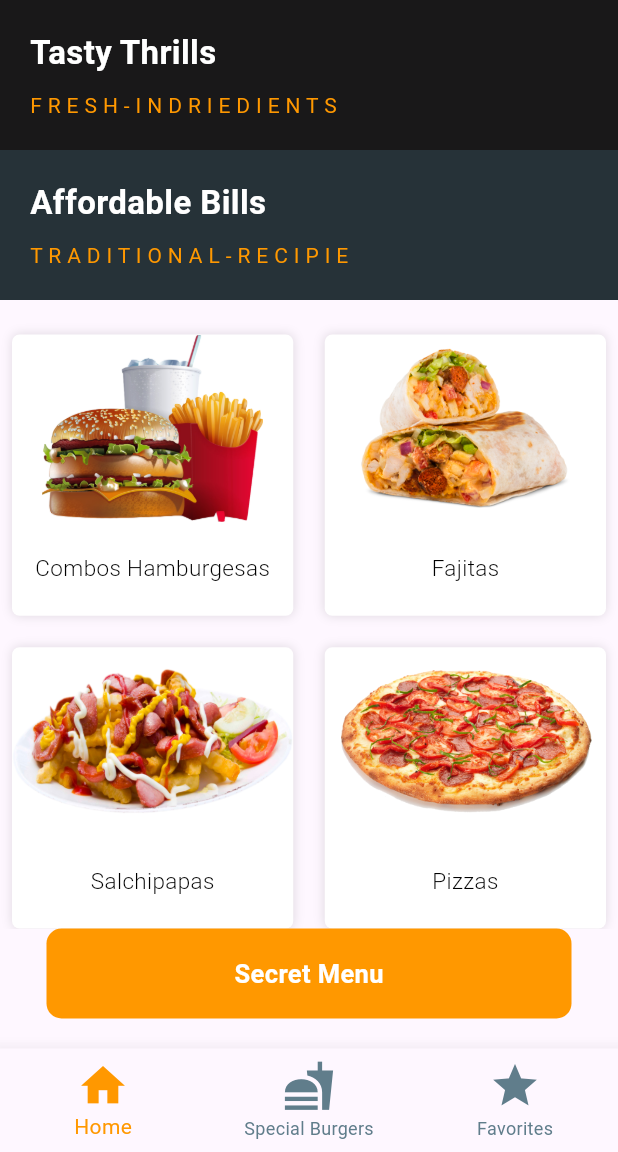
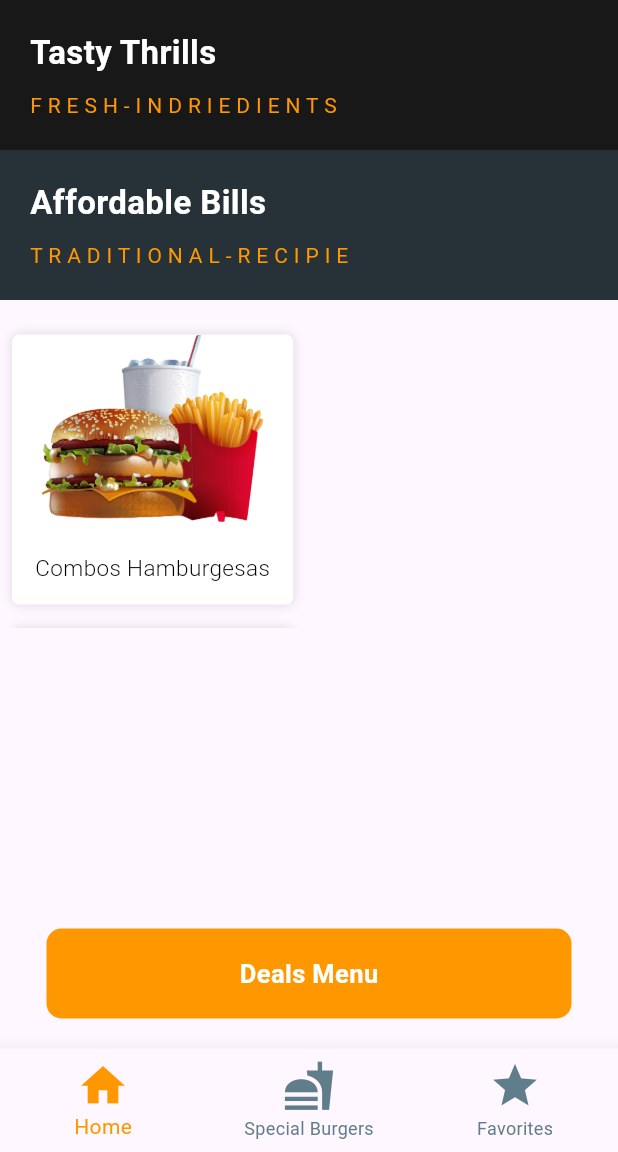
Before and after one commit to azix-khan/euro-wings, a Flutter app: the screen it shows after launch, on a phone screen of 412 x 824 dp, the part 84-1236 px from its top. Run offline on Flutter 3.47's test engine with Material 2 defaults, Android fonts, the phone set to English and light mode, and no system bars; our stand-ins replace google_fonts.

Commit message:
deals menu

```diff
--- /dev/null
+++ b/lib/Models/menu_model.dart
@@ -0,0 +1,11 @@
+// menu_model.dart
+
+class Menu {
+  final String description;
+  final String image;
+
+  Menu({
+    required this.description,
+    required this.image,
+  });
+}
--- a/lib/main.dart
+++ b/lib/main.dart
@@ -1,4 +1,5 @@
 import 'package:euro_wings/views/screens/home_screen.dart';
+import 'package:euro_wings/views/screens/splash_screen.dart';
 import 'package:flutter/material.dart';
 import 'package:flutter/services.dart';
 
@@ -18,7 +19,7 @@ class MyApp extends StatelessWidget {
         colorScheme: ColorScheme.fromSeed(seedColor: Colors.deepPurple),
         useMaterial3: true,
       ),
-      home: const HomeScreen(),
+      home: const SplashScreen(),
     );
   }
 }
--- a/lib/views/custom_widgets/menu.dart
+++ b/lib/views/custom_widgets/deals_item_widegt.dart
@@ -1,19 +1,26 @@
-import 'package:euro_wings/views/screens/selectedFood.dart';
+// deal_item.dart
+
+import 'package:euro_wings/Models/deals_model.dart';
+import 'package:euro_wings/views/screens/selected_deal_screen.dart';
 import 'package:flutter/material.dart';
+// import 'deal_model.dart'; // Import the Deal model
+// import 'selected_deal_screen.dart'; // Import the screen to navigate to when a deal is selected
 
-class Menu extends StatelessWidget {
-  final String description;
-  final String image;
-  const Menu(this.description, this.image, {super.key});
+class DealItem extends StatelessWidget {
+  final Deal deal;
+
+  DealItem({required this.deal});
 
   @override
   Widget build(BuildContext context) {
     return GestureDetector(
       onTap: () {
         Navigator.push(
-            context,
-            MaterialPageRoute(
-                builder: (BuildContext context) => SelectedFoodScreen()));
+          context,
+          MaterialPageRoute(
+            builder: (context) => SelectedDealScreen(deal: deal),
+          ),
+        );
       },
       child: Padding(
         padding: const EdgeInsets.all(8.0),
@@ -31,21 +38,20 @@ class Menu extends StatelessWidget {
           ),
           child: Column(
             children: [
-              // IMAGEN :
               Container(
                 alignment: Alignment.center,
                 width: double.infinity,
                 height: 125,
-                child: Image.asset(image),
+                child: Image.asset(deal.image),
               ),
               const SizedBox(height: 20),
-              // DESCRIPTION :
               Text(
-                description,
+                deal.name,
                 style: const TextStyle(
-                    fontWeight: FontWeight.w300,
-                    fontSize: 15,
-                    color: Colors.black),
+                  fontWeight: FontWeight.w300,
+                  fontSize: 15,
+                  color: Colors.black,
+                ),
               ),
             ],
           ),
--- /dev/null
+++ b/lib/views/custom_widgets/menu_item_widget.dart
@@ -0,0 +1,57 @@
+import 'package:euro_wings/Models/menu_model.dart';
+import 'package:euro_wings/views/screens/selectedFood.dart';
+import 'package:flutter/material.dart';
+
+class MenuItems extends StatelessWidget {
+  final Menu menu;
+
+  MenuItems({required this.menu});
+
+  @override
+  Widget build(BuildContext context) {
+    return GestureDetector(
+      onTap: () {
+        Navigator.push(
+            context,
+            MaterialPageRoute(
+                builder: (BuildContext context) => SelectedFoodScreen()));
+      },
+      child: Padding(
+        padding: const EdgeInsets.all(8.0),
+        child: Container(
+          height: 180,
+          decoration: BoxDecoration(
+            color: Colors.white,
+            borderRadius: BorderRadius.circular(5),
+            boxShadow: const [
+              BoxShadow(
+                color: Colors.black12,
+                blurRadius: 5,
+              ),
+            ],
+          ),
+          child: Column(
+            children: [
+              // IMAGEN :
+              Container(
+                alignment: Alignment.center,
+                width: double.infinity,
+                height: 125,
+                child: Image.asset(menu.image),
+              ),
+              const SizedBox(height: 20),
+              // DESCRIPTION :
+              Text(
+                menu.description,
+                style: const TextStyle(
+                    fontWeight: FontWeight.w300,
+                    fontSize: 15,
+                    color: Colors.black),
+              ),
+            ],
+          ),
+        ),
+      ),
+    );
+  }
+}
--- a/lib/views/custom_widgets/menu_list.dart
+++ b/lib/views/custom_widgets/menu_list.dart
@@ -1,8 +1,52 @@
-import 'package:euro_wings/views/custom_widgets/menu.dart';
+import 'package:euro_wings/Models/menu_model.dart';
+import 'package:euro_wings/views/custom_widgets/menu_item_widget.dart';
 import 'package:flutter/material.dart';
 
+// class MenuList extends StatelessWidget {
+//   const MenuList({super.key});
+
+//   @override
+//   Widget build(BuildContext context) {
+//     return Container(
+//       padding: const EdgeInsets.only(top: 15),
+//       width: double.infinity,
+//       height: 620,
+//       child: GridView.count(
+//         physics: const BouncingScrollPhysics(),
+//         crossAxisCount: 2,
+//         crossAxisSpacing: 5.0,
+//         mainAxisSpacing: 5.0,
+//         children: const [
+//           MenuItems('Combos Hamburgesas', 'images/hamburger.png', menuModel: null,),
+//           MenuItems('Fajitas', 'images/fajita.png'),
+//           MenuItems('Salchipapas', 'images/salchipapa.png'),
+//           MenuItems('Pizzas', 'images/pizza.png'),
+//         ],
+//       ),
+//     );
+//   }
+// }
+
 class MenuList extends StatelessWidget {
-  const MenuList({super.key});
+  final List<Menu> menu = [
+    Menu(
+      description: 'Combos Hamburgesas',
+      image: 'images/hamburger.png',
+    ),
+    Menu(
+      description: 'Fajitas',
+      image: 'images/fajita.png',
+    ),
+    Menu(
+      description: 'Salchipapas',
+      image: 'images/salchipapa.png',
+    ),
+    Menu(
+      description: 'Pizzas',
+      image: 'images/pizza.png',
+    ),
+    // Add more deals as needed
+  ];
 
   @override
   Widget build(BuildContext context) {
@@ -15,13 +59,26 @@ class MenuList extends StatelessWidget {
         crossAxisCount: 2,
         crossAxisSpacing: 5.0,
         mainAxisSpacing: 5.0,
-        children: const [
-          Menu('Combos Hamburgesas', 'images/hamburger.png'),
-          Menu('Fajitas', 'images/fajita.png'),
-          Menu('Salchipapas', 'images/salchipapa.png'),
-          Menu('Pizzas', 'images/pizza.png'),
+        children: [
+          ListView.builder(
+            itemCount: menu.length,
+            itemBuilder: (context, index) {
+              return MenuItems(menu: menu[index]);
+            },
+          ),
         ],
       ),
     );
+    // return Scaffold(
+    //   appBar: AppBar(
+    //     title: Text('Deals Menu'),
+    //   ),
+    //   body: ListView.builder(
+    //     itemCount: menu.length,
+    //     itemBuilder: (context, index) {
+    //       return MenuItems(menu: menu[index]);
+    //     },
+    //   ),
+    // );
   }
 }
--- a/lib/views/custom_widgets/more_menu_button.dart
+++ b/lib/views/custom_widgets/more_menu_button.dart
@@ -1,4 +1,5 @@
 import 'package:euro_wings/constants/themes.dart';
+import 'package:euro_wings/views/screens/deals_menu.dart';
 import 'package:flutter/material.dart';
 
 class MoreMenuButton extends StatelessWidget {
@@ -8,6 +9,11 @@ class MoreMenuButton extends StatelessWidget {
   Widget build(BuildContext context) {
     return Padding(
       padding: const EdgeInsets.only(bottom: 20),
+      child: GestureDetector(
+        onTap: () {
+          Navigator.push(
+              context, MaterialPageRoute(builder: (context) => DealsScreen()));
+        },
         child: Container(
           alignment: Alignment.center,
           height: 60,
@@ -16,12 +22,13 @@ class MoreMenuButton extends StatelessWidget {
             color: primary,
             borderRadius: BorderRadius.circular(10),
           ),
-        child: const Text('Secret Menu',
+          child: const Text('Deals Menu',
               style: TextStyle(
                   color: Colors.white,
                   fontSize: 17,
                   fontWeight: FontWeight.bold)),
         ),
+      ),
     );
   }
 }
--- /dev/null
+++ b/lib/views/screens/deals_menu.dart
@@ -0,0 +1,37 @@
+// deals_screen.dart
+
+import 'package:euro_wings/Models/deals_model.dart';
+import 'package:euro_wings/views/custom_widgets/deals_item_widegt.dart';
+import 'package:flutter/material.dart';
+// import 'deal_model.dart'; // Import the Deal model
+
+class DealsScreen extends StatelessWidget {
+  final List<Deal> deals = [
+    Deal(
+      name: 'Deal 1',
+      description: 'Description for Deal 1',
+      image: 'images/deals/burger.jpeg',
+    ),
+    Deal(
+      name: 'Deal 2',
+      description: 'Description for Deal 2',
+      image: 'images/deals/pizza.jpeg',
+    ),
+    // Add more deals as needed
+  ];
+
+  @override
+  Widget build(BuildContext context) {
+    return Scaffold(
+      appBar: AppBar(
+        title: Text('Deals Menu'),
+      ),
+      body: ListView.builder(
+        itemCount: deals.length,
+        itemBuilder: (context, index) {
+          return DealItem(deal: deals[index]);
+        },
+      ),
+    );
+  }
+}
--- a/lib/views/screens/home_screen.dart
+++ b/lib/views/screens/home_screen.dart
@@ -10,6 +10,7 @@ class HomeScreen extends StatelessWidget {
 
   @override
   Widget build(BuildContext context) {
+    final height = MediaQuery.sizeOf(context).height * 1;
     return Scaffold(
       appBar: AppBar(
         automaticallyImplyLeading: false,
@@ -50,9 +51,9 @@ class HomeScreen extends StatelessWidget {
           Slogan(Colors.blueGrey.shade900,
               'T R A D I T I O N A L - R E C I P I E', 'Affordable Bills'),
           // Tables Food :
-          const Expanded(
+          Expanded(
             child: SingleChildScrollView(
-              physics: BouncingScrollPhysics(),
+              physics: const BouncingScrollPhysics(),
               // Menu List
               child: MenuList(),
             ),
--- a/lib/views/screens/payFood.dart
+++ b/lib/views/screens/payFood.dart
@@ -23,12 +23,12 @@ class PayFoodScreen extends StatelessWidget {
         title: const Column(
           mainAxisAlignment: MainAxisAlignment.center,
           children: [
-            Text('BURGER',
+            Text('EURO',
                 style: TextStyle(
                     fontWeight: FontWeight.bold,
                     fontSize: 20,
                     color: Colors.black)),
-            Text('C I T Y',
+            Text('W I N G S',
                 style: TextStyle(
                     fontWeight: FontWeight.w400,
                     fontSize: 10,
--- a/lib/views/screens/selectedFood.dart
+++ b/lib/views/screens/selectedFood.dart
@@ -25,12 +25,12 @@ class SelectedFoodScreen extends StatelessWidget {
         title: const Column(
           mainAxisAlignment: MainAxisAlignment.center,
           children: [
-            Text('BURGER',
+            Text('EURO',
                 style: TextStyle(
                     fontWeight: FontWeight.bold,
                     fontSize: 20,
                     color: Colors.black)),
-            Text('C I T Y',
+            Text('W I N G S',
                 style: TextStyle(
                     fontWeight: FontWeight.w400,
                     fontSize: 10,
--- a/pubspec.yaml
+++ b/pubspec.yaml
@@ -65,6 +65,7 @@ flutter:
     - images/logo.jpg
     - images/logo2.jpg
     - images/staff/image0.png
+    - images/deals/
 
   # An image asset can refer to one or more resolution-specific "variants", see
   # https://flutter.dev/assets-and-images/#resolution-aware
```
Also changed, not shown: lib/Models/deals_model.dart (added, +13 -0 lines), lib/views/screens/selected_deal_screen.dart (added, +28 -0 lines), images/deals/burger.jpeg (added), images/deals/pizza.jpeg (added), images/deals/zinger.jpeg (added). Lines whose indentation alone changed are shown as unchanged.
